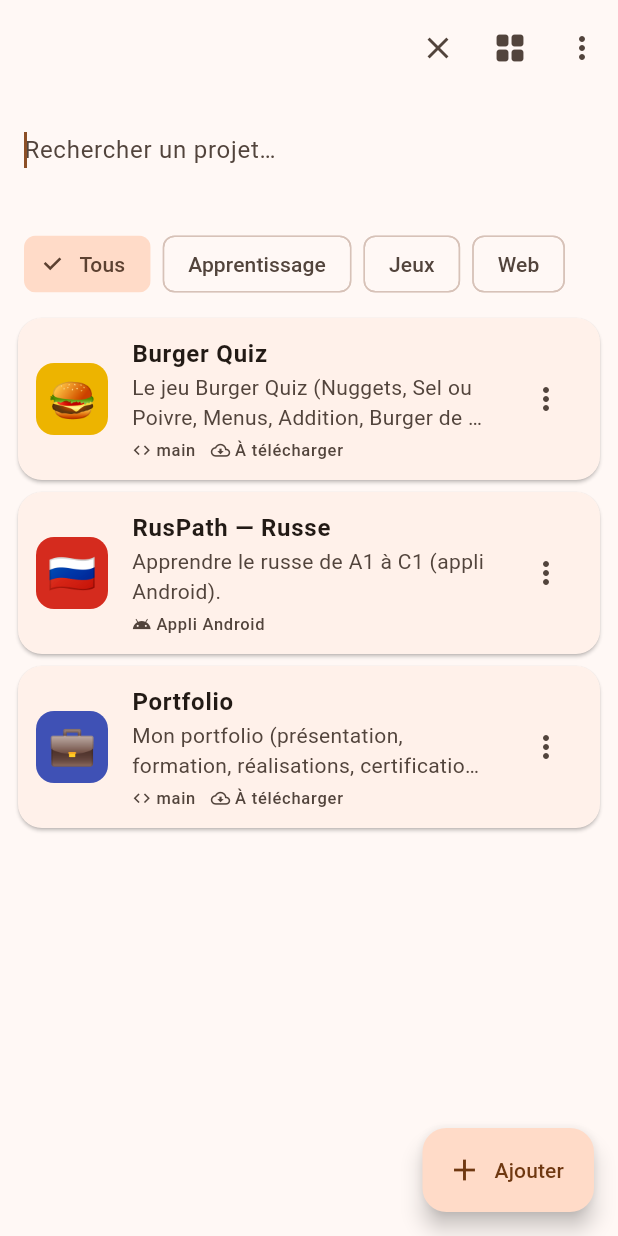
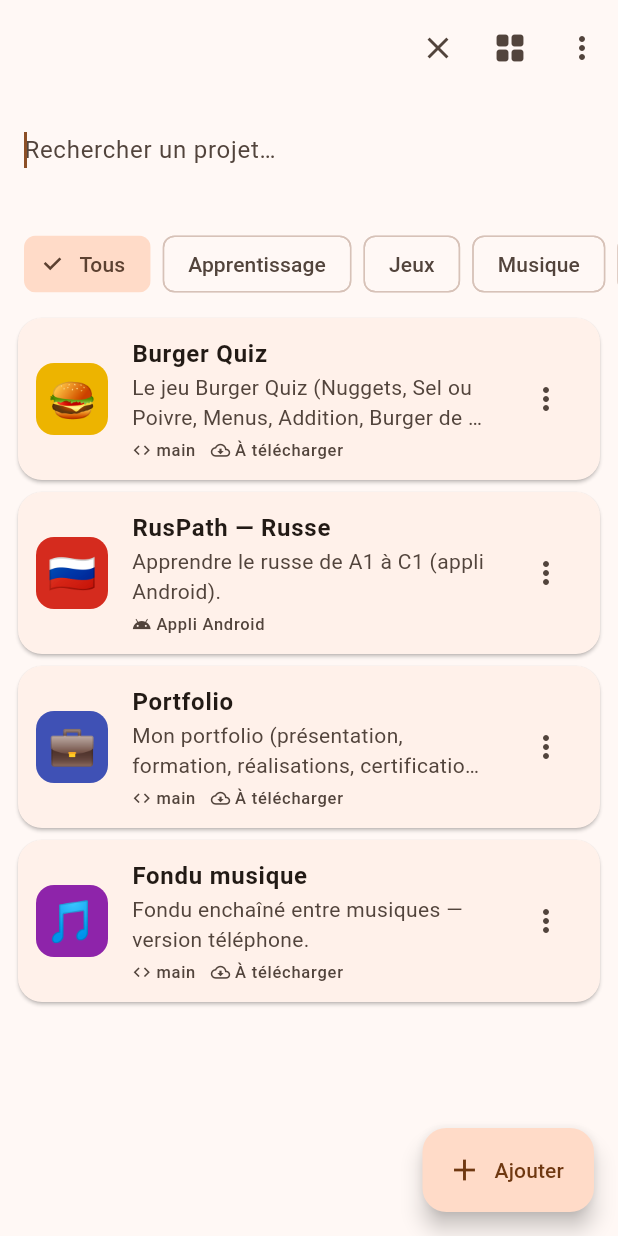
Before and after one commit to JK-ASFC/test, a Flutter app: the screen it shows after launch, after a tap on the "search" icon, after a tap on the "view list" icon, on a phone screen of 412 x 824 dp. Run offline on Flutter 3.47's test engine with Material 3 defaults, Android fonts, the phone set to English and light mode, and no system bars; our stand-ins replace file_picker, flutter_local_notifications, flutter_timezone, flutter_tts, hive_flutter, shared_preferences and 3 more; missing offline and left inert: webview_flutter_android; accounts and stored records are empty; network calls fail.

Commit message:
feat(hub): add "Fondu musique" (phone version) to the home screen
- New preset pointing at JK-ASFC/fondu-musique (main, index.html,
  portrait); the project lives on the user's PC and will be pushed there
- Presets added in an update now appear on existing installs, once:
  deleted presets don't come back (tracked in seen_presets_v1)
- Download errors name the repo/branch that couldn't be fetched

Co-Authored-By: Claude Opus 5.5 <noreply@anthropic.com>
Claude-Session: https://claude.ai/code/session_01HYe2JTUiu4fRRFzf6LuhjG

```diff
--- a/projects_hub/lib/screens/settings_screen.dart
+++ b/projects_hub/lib/screens/settings_screen.dart
@@ -271,7 +271,7 @@ class _SettingsScreenState extends State<SettingsScreen> {
           ListTile(
             leading: const Icon(Icons.restore),
             title: const Text('Restaurer les projets d\'origine'),
-            subtitle: const Text('Burger Quiz, RusPath, Portfolio'),
+            subtitle: const Text('Burger Quiz, RusPath, Portfolio, Fondu musique'),
             onTap: () async {
               await hub.restoreDefaults();
               _toast('Projets d\'origine restaurés.');
--- a/projects_hub/lib/services/launcher.dart
+++ b/projects_hub/lib/services/launcher.dart
@@ -119,7 +119,9 @@ Future<bool> _ensureGithubCopy(
     await hub.sync(p);
     return true;
   } catch (e) {
-    toast(hasCopy ? 'Mise à jour impossible ($e). Ouverture de la version enregistrée.' : '$e');
+    toast(hasCopy
+        ? 'Mise à jour impossible ($e). Ouverture de la version enregistrée.'
+        : '${p.owner}/${p.repo} (${p.branch}) : $e');
     return hasCopy;
   }
 }
--- a/projects_hub/lib/state/hub_controller.dart
+++ b/projects_hub/lib/state/hub_controller.dart
@@ -29,6 +29,10 @@ class HubController extends ChangeNotifier {
 
   static const _kProjects = 'projects_v1';
   static const _kSettings = 'settings_v1';
+  static const _kSeenPresets = 'seen_presets_v1';
+
+  /// Presets shipped with the first version, before [_kSeenPresets] existed.
+  static const _firstPresets = ['preset-burgerquiz', 'preset-ruspath', 'preset-portfolio'];
 
   List<Project> projects = [];
   AppSettings settings = AppSettings();
@@ -38,11 +42,12 @@ class HubController extends ChangeNotifier {
     final prefs = await SharedPreferences.getInstance();
     final files = await ProjectFiles.create();
     final c = HubController(prefs, files);
-    c._restore();
+    c.restore();
     return c;
   }
 
-  void _restore() {
+  @visibleForTesting
+  void restore() {
     final s = _prefs.getString(_kSettings);
     if (s != null) {
       try {
@@ -62,7 +67,23 @@ class HubController extends ChangeNotifier {
       } catch (_) {
         projects = defaultProjects();
       }
+      _addNewPresets();
     }
+    _prefs.setStringList(_kSeenPresets, defaultProjects().map((d) => d.id).toList());
+  }
+
+  /// Presets added in an app update show up on existing installs too, but a
+  /// preset the user already saw (and maybe deleted) never comes back.
+  void _addNewPresets() {
+    final seen = _prefs.getStringList(_kSeenPresets) ?? _firstPresets;
+    var added = false;
+    for (final d in defaultProjects()) {
+      if (!seen.contains(d.id) && byId(d.id) == null) {
+        projects.add(d);
+        added = true;
+      }
+    }
+    if (added) _saveProjects();
   }
 
   Future<void> _saveProjects() =>
--- a/projects_hub/lib/state/presets.dart
+++ b/projects_hub/lib/state/presets.dart
@@ -45,4 +45,18 @@ List<Project> defaultProjects() => [
         branch: 'main',
         entry: 'index.html',
       ),
+      Project(
+        id: 'preset-fondu-musique',
+        name: 'Fondu musique',
+        description: 'Fondu enchaîné entre musiques — version téléphone.',
+        emoji: '🎵',
+        color: 0xFF8E24AA,
+        category: 'Musique',
+        type: SourceType.github,
+        owner: 'JK-ASFC',
+        repo: 'fondu-musique',
+        branch: 'main',
+        entry: 'index.html',
+        orientation: PlayerOrientation.portrait,
+      ),
     ];
```
Also changed, not shown: 2 other files.
